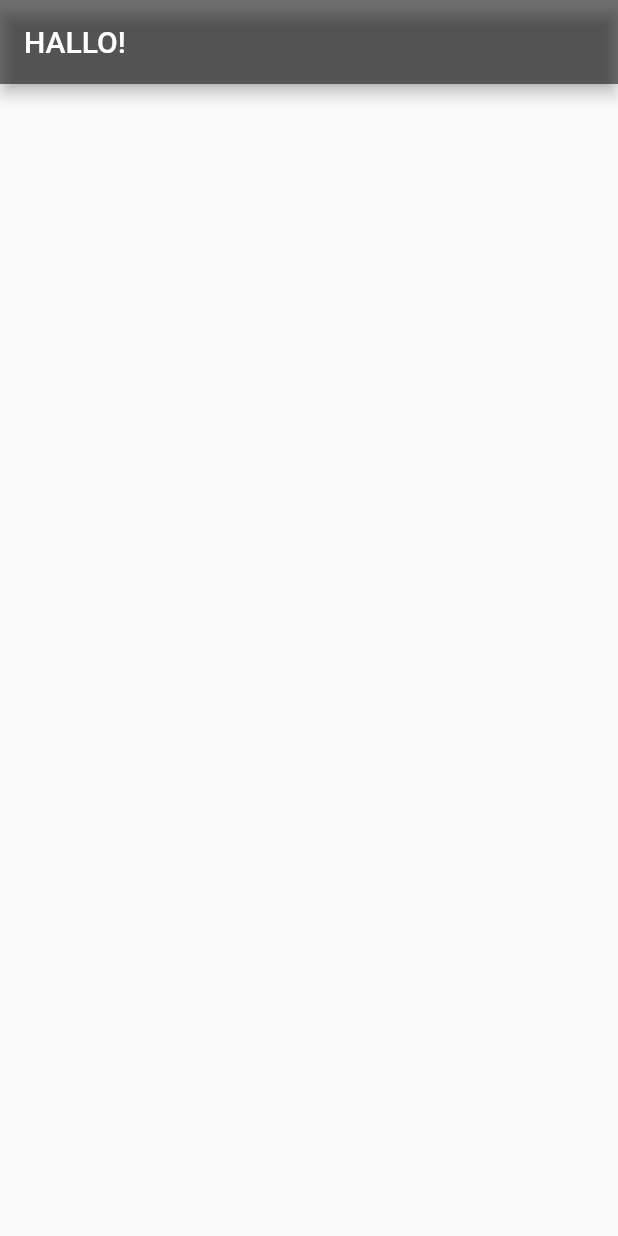
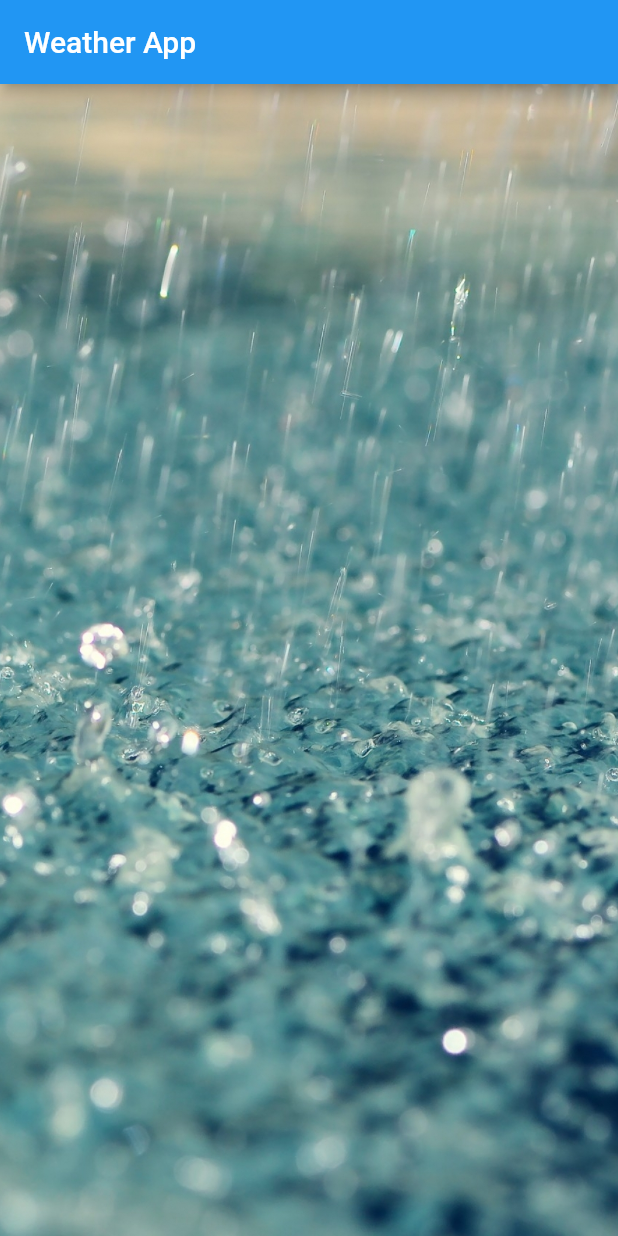
Before and after one commit to JAVABAUM/flutter_weatherapp, a Flutter app: the screen it shows after launch, on a phone screen of 412 x 824 dp. Run offline on Flutter 3.47's test engine with Material 2 defaults, Android fonts, the phone set to English and light mode, and no system bars.

Commit message:
Background added and new page

```diff
--- a/flutter_app/lib/main.dart
+++ b/flutter_app/lib/main.dart
@@ -1,4 +1,5 @@
 import 'package:flutter/material.dart';
+import 'package:flutter_app/screens/weatherapp.dart';
 
 void main() {
   runApp(myApp());
@@ -10,12 +11,12 @@ class myApp extends StatelessWidget {
   @override
   Widget build(BuildContext context) {
     return MaterialApp(
-      home: Scaffold(
-        appBar: AppBar(
-          backgroundColor: Colors.black54,
-          title: const Text('HALLO!'),
-        ),
+      title: 'Flutter Demo',
+      theme: ThemeData(
+        primarySwatch: Colors.blue,
+        visualDensity: VisualDensity.adaptivePlatformDensity,
       ),
+      home: WeatherApp(),
     );
   }
 }
--- /dev/null
+++ b/flutter_app/lib/screens/weatherapp.dart
@@ -0,0 +1,24 @@
+import 'package:flutter/material.dart';
+
+class WeatherApp extends StatelessWidget {
+  @override
+  Widget build(BuildContext context) {
+    return Scaffold(
+      appBar: AppBar(
+        title: Text('Weather App'),
+      ),
+      body: Container(
+        child: Stack(
+          children: [
+            Image.asset(
+              'assets/images/rain.jpg',
+              fit: BoxFit.cover,
+              height: double.infinity,
+              width: double.infinity,
+            ),
+          ],
+        ),
+      ),
+    );
+  }
+}
--- a/flutter_app/pubspec.yaml
+++ b/flutter_app/pubspec.yaml
@@ -57,8 +57,8 @@ flutter:
   uses-material-design: true
 
   # To add assets to your application, add an assets section, like this:
-  # assets:
-  #   - images/a_dot_burr.jpeg
+  assets:
+     - assets/images/rain.jpg
   #   - images/a_dot_ham.jpeg
 
   # An image asset can refer to one or more resolution-specific "variants", see
```
Also changed, not shown: flutter_app/assets/images/rain.jpg (added).
